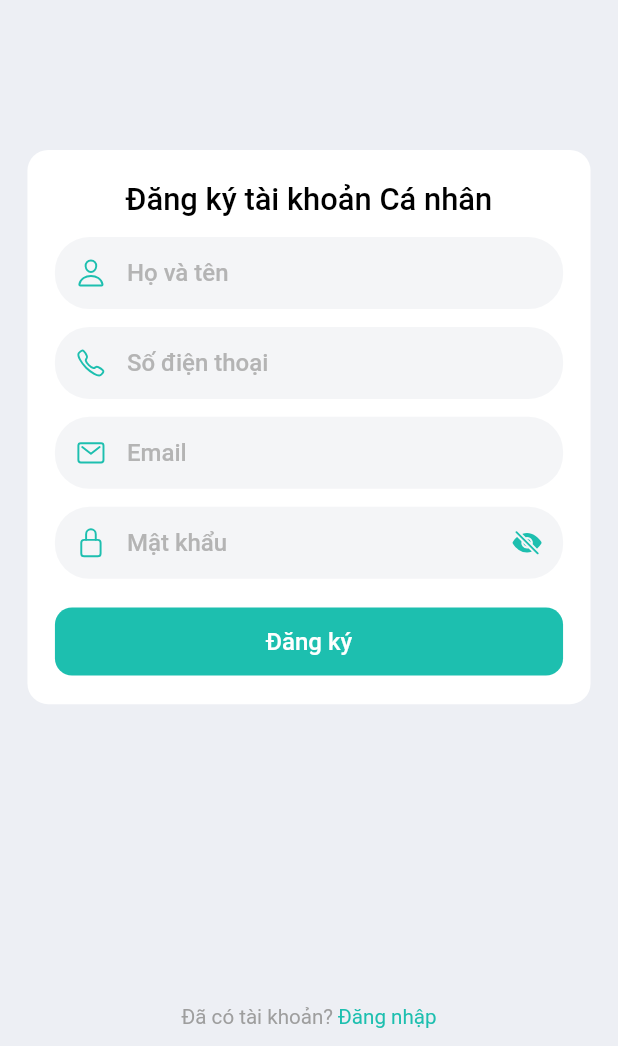
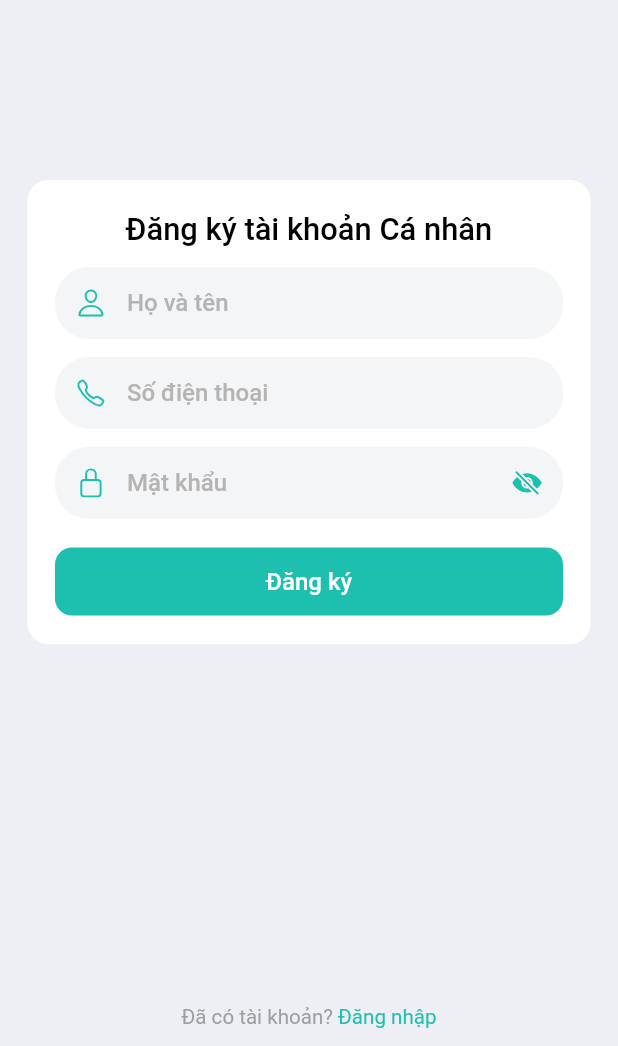
Before and after one commit to Hatunavu/shipf, a Flutter app: the SignupScreen screen opened by its route, on a phone screen of 412 x 824 dp, the part 190-1236 px from its top. Run offline on Flutter 3.47's test engine with Material 2 defaults, Android fonts, the phone set to English and light mode, and no system bars; our stand-ins replace auto_route, bloc, bot_toast, cached_network_image, dio, flutter_bloc and 12 more; missing offline and left inert: cached_network_image_platform_interface, flutter_timer_countdown; accounts and stored records are empty; generated files the repository leaves out were written again; project files that could hold a hidden picture were left out.

Commit message:
fix register customer

```diff
--- a/lib/ui/screen/auth/signup/signup_screen.dart
+++ b/lib/ui/screen/auth/signup/signup_screen.dart
@@ -119,19 +119,28 @@ class SignupScreen extends StatelessWidget {
                                         hintText: text.phone,
                                         callBack: () => cubit.updateError(''),
                                       ),
+                                      Visibility(
+                                        visible: roleType == RoleType.business,
+                                        child: Column(
+                                          children: [
                                             SizedBox(
-                                        height: kDefaultPaddingHeightScreen,
+                                              height:
+                                                  kDefaultPaddingHeightScreen,
                                             ),
                                             PrimaryTextField(
-                                        errorText:
-                                            state.error.contains(text.email)
+                                              errorText: state.error
+                                                      .contains(text.email)
                                                   ? state.error
                                                   : '',
                                               isEmail: true,
                                               controller: _mailPassController,
                                               label: '',
                                               hintText: text.email,
-                                        callBack: () => cubit.updateError(''),
+                                              callBack: () =>
+                                                  cubit.updateError(''),
+                                            ),
+                                          ],
+                                        ),
                                       ),
                                       SizedBox(
                                         height: kDefaultPaddingHeightScreen,
```
Lines whose indentation alone changed are shown as unchanged.
